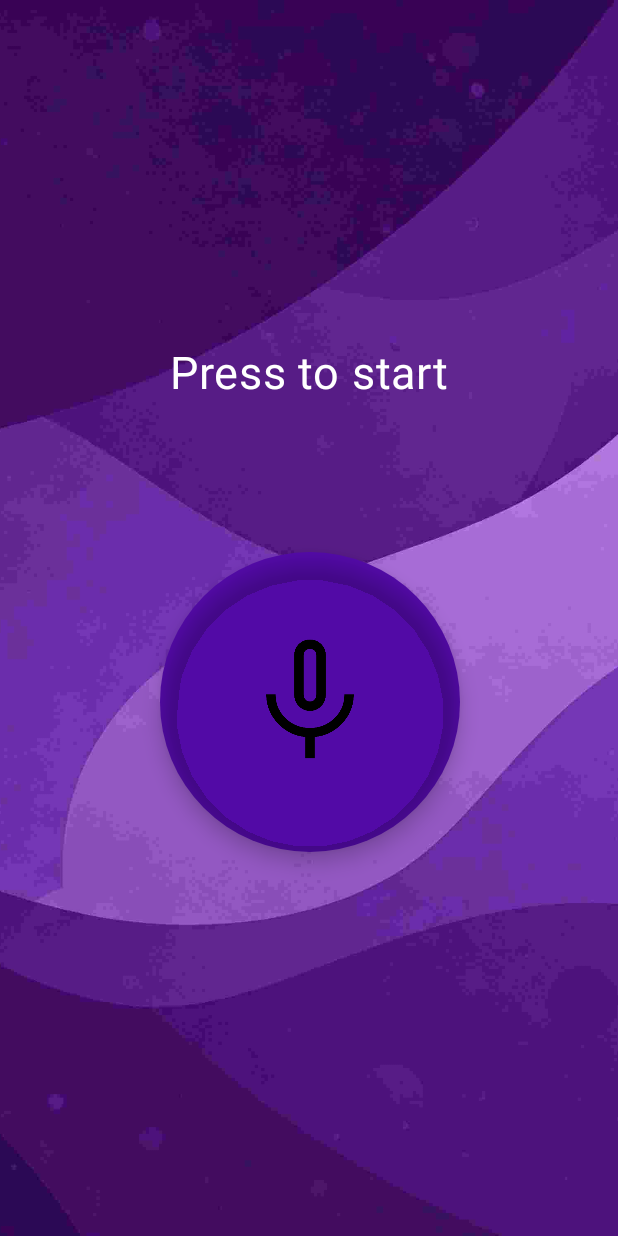
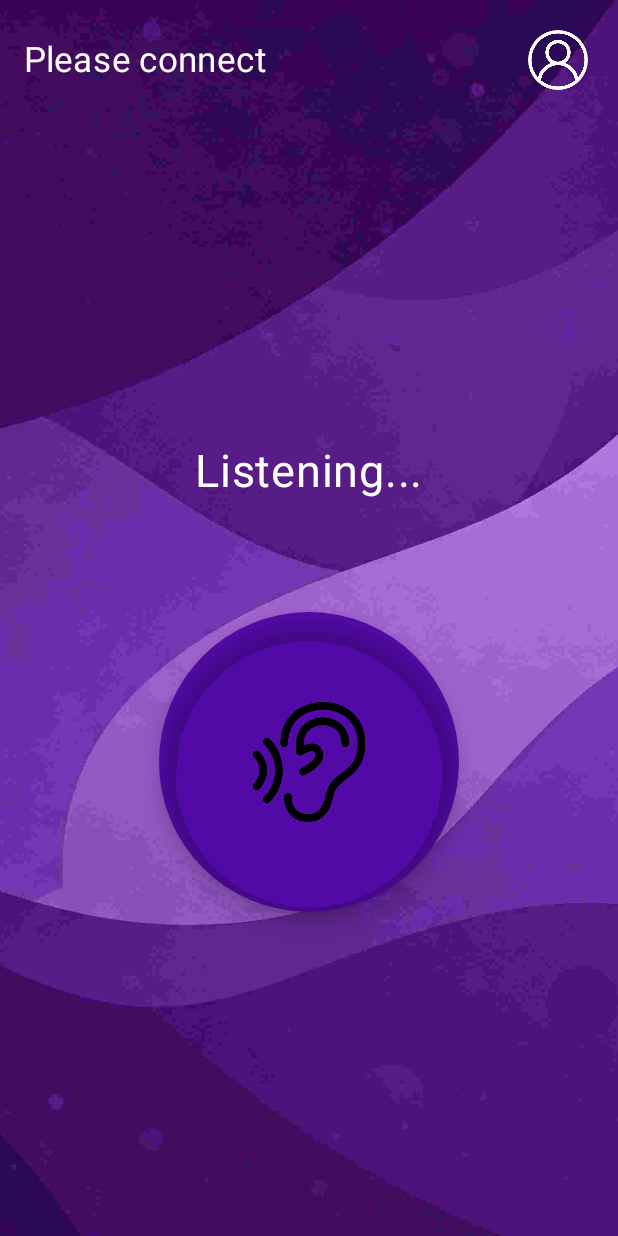
Before and after one commit to Ionut-Valeriu/EchoTap, an Android app built with Jetpack Compose: the screen it shows after launch (MainActivity), after a tap on "microphone button", on a phone screen of 412 x 824 dp. Run offline under Robolectric (Android 15) with nearby library versions, the phone set to English and light mode, and no system bars.

Commit message:
v1.1 + better looks + user buttons

```diff
--- a/app/src/main/java/com/example/echotap_client/MainActivity.kt
+++ b/app/src/main/java/com/example/echotap_client/MainActivity.kt
@@ -9,8 +9,10 @@ import androidx.compose.foundation.background
 import androidx.compose.foundation.layout.Arrangement
 import androidx.compose.foundation.layout.Box
 import androidx.compose.foundation.layout.Column
+import androidx.compose.foundation.layout.Row
 import androidx.compose.foundation.layout.Spacer
 import androidx.compose.foundation.layout.fillMaxSize
+import androidx.compose.foundation.layout.fillMaxWidth
 import androidx.compose.foundation.layout.padding
 import androidx.compose.foundation.layout.size
 import androidx.compose.foundation.shape.CircleShape
@@ -18,10 +20,13 @@ import androidx.compose.material3.Icon
 import androidx.compose.material3.IconButton
 import androidx.compose.material3.Text
 import androidx.compose.runtime.Composable
+import androidx.compose.runtime.mutableStateOf
+import androidx.compose.runtime.remember
 import androidx.compose.ui.Alignment
 import androidx.compose.ui.Modifier
 import androidx.compose.ui.draw.shadow
 import androidx.compose.ui.graphics.Color
+import androidx.compose.ui.graphics.painter.Painter
 import androidx.compose.ui.layout.ContentScale
 import androidx.compose.ui.res.painterResource
 import androidx.compose.ui.tooling.preview.Preview
@@ -44,21 +49,75 @@ class MainActivity : ComponentActivity() {
 @Composable
 fun MyApp(modifier: Modifier = Modifier) {
     val bgImg = painterResource(R.drawable.echotap_bg)
-    Box(modifier){
+    Box( modifier.fillMaxSize() ){
         Image(
             painter = bgImg,
             contentDescription = null,
             contentScale = ContentScale.Crop
         )
-        MyMicButton()
+        Column( modifier.fillMaxSize() ) {
+            UserDetails(
+                modifier = Modifier
+                    .fillMaxWidth()
+                    .padding(16.dp)
+            )
+            MicDetails()
+        }
     }
 }
 
+@Composable
+fun UserDetails(modifier: Modifier = Modifier){
+    val isLogged = remember { mutableStateOf(false) }
+
+    val userImg: Painter
+    var userName: String
+    var userTint: Color
+    var buttonDesc: String
+
+    if (isLogged.value){
+        userImg = painterResource(R.drawable.user_logged)
+        userName = "Username"
+        userTint = Color.Unspecified
+        buttonDesc = "Log out"
+    }
+    else{
+        userImg = painterResource(R.drawable.user)
+        userName = "Please connect"
+        userTint = Color.White
+        buttonDesc = "Log in"
+    }
+    buttonDesc += " button"
+
+    Row (
+        modifier,
+        horizontalArrangement = Arrangement.SpaceBetween,
+        verticalAlignment = Alignment.CenterVertically
+    ){
+        Text(
+            color = Color.White,
+            fontSize = 23.sp,
+            text = userName
+        )
+        IconButton(
+            onClick = { isLogged.value = !isLogged.value }
+        ) {
+            Icon(
+                tint = userTint,
+                painter = userImg,
+                contentDescription = buttonDesc
+            )
+        }
+    }
+}
 
 @Composable
-fun MyMicButton() {
-//    val hearIcon = painterResource(R.drawable.ear_sound_24px)
-    val micIcon = painterResource(R.drawable.mic)
+fun MicDetails(modifier: Modifier = Modifier) {
+
+    val isListening = remember { mutableStateOf(false) }
+
+    val textState = if (isListening.value){ "Listening..." } else { "Press to start" }
+
     Column(
         modifier = Modifier
             .fillMaxSize()
@@ -67,23 +126,39 @@ fun MyMicButton() {
         verticalArrangement = Arrangement.Center
     ) {
         Text(
-            text = "Press to start",
+            text = textState,
             color = Color.White,
             fontSize = 30.sp
         )
         Spacer(modifier = Modifier.size(75.dp))
-        Box(
-            modifier = Modifier
-                .size(250.dp)
-                .padding(16.dp)
-                .align(alignment = Alignment.CenterHorizontally)
-        ){
+        MicButton(
+            isListening = isListening.value,
+            onToggle = { isListening.value = !isListening.value },
+            modifier.align(alignment = Alignment.CenterHorizontally)
+        )
+    }
+}
+
+@Composable
+fun MicButton(
+    isListening: Boolean,
+    onToggle: () -> Unit,
+    modifier: Modifier = Modifier)
+{
+    var stateIcon: Painter
+    var stateIconSize: Float
+
+    if (isListening){
+        stateIcon = painterResource(R.drawable.ear)
+        stateIconSize = 0.4F
+    } else {
+        stateIcon = painterResource(R.drawable.mic)
+        stateIconSize = 0.5F
+    }
+
     IconButton(
-                onClick = {
-//                    if (isRecording) stopRecording()
-                },
-                modifier = Modifier
-                    .align(alignment = Alignment.Center)
+        onClick = onToggle,
+        modifier = modifier
             .size(200.dp)
             .background(
                 shape = CircleShape,
@@ -91,19 +166,17 @@ fun MyMicButton() {
             )
             .shadow(
                 elevation = 8.dp,
-                        shape = CircleShape,
-                        clip = true
+                shape = CircleShape
             )
     ) {
         Icon(
-                    painter = micIcon,
+            painter = stateIcon,
             contentDescription = "microphone button",
-                    modifier = Modifier.fillMaxSize(0.5F)
+            modifier = modifier.fillMaxSize(stateIconSize)
         )
     }
 }
-    }
-}
+
 
 @Preview(showBackground = true)
 @Composable
```
Also changed, not shown: app/src/main/res/drawable-mdpi/ear.png (added), app/src/main/res/drawable-mdpi/user.png (added), app/src/main/res/drawable-mdpi/user_logged.png (added), app/src/main/res/drawable/user_logged.png (added). Lines whose indentation alone changed are shown as unchanged.
